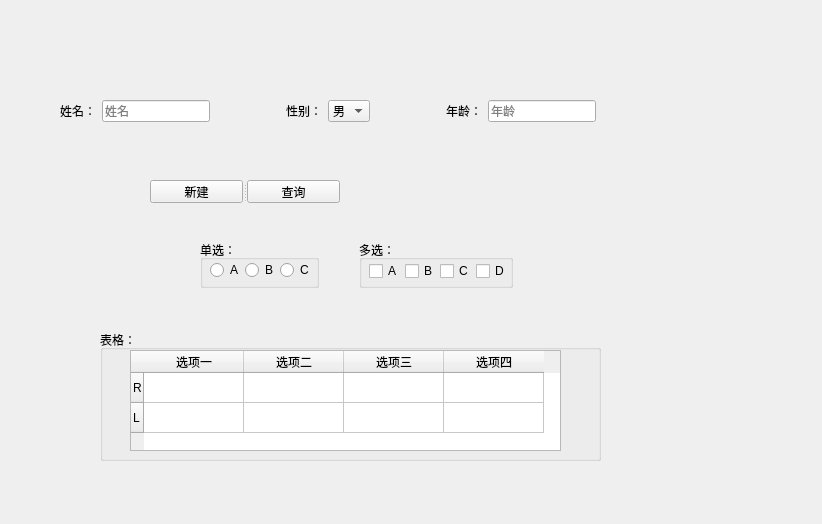
Qt form temp/配附/InputEdit.ui (byst4nder/knowledge-structure) before a commit.
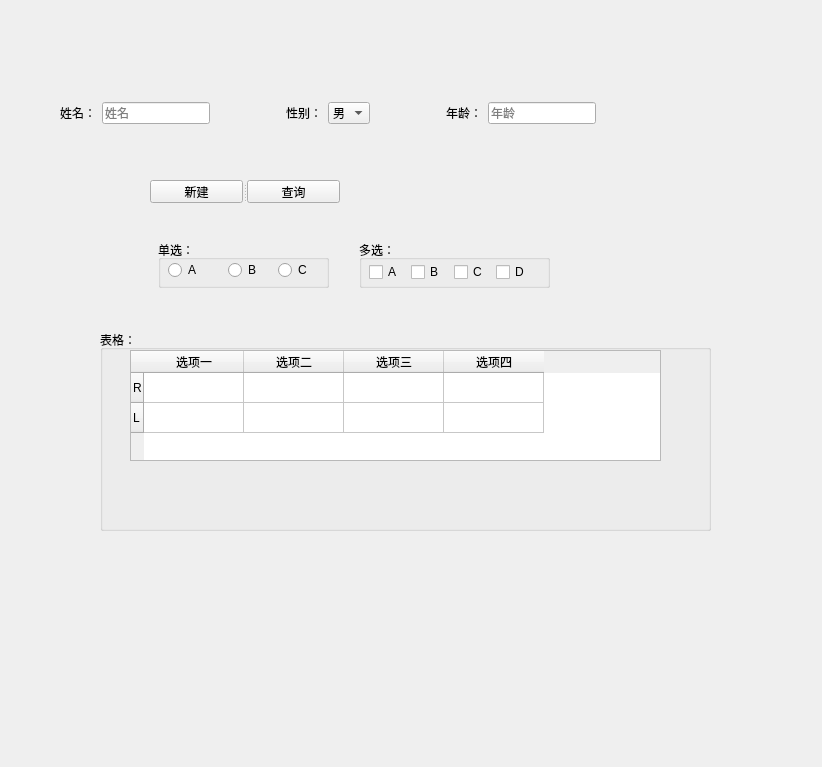
The same form after that commit.

Commit message: 按钮触发式保存

Diff of the .ui file:
```diff
--- a/temp/配附/InputEdit.ui
+++ b/temp/配附/InputEdit.ui
@@ -7,7 +7,7 @@
     <x>0</x>
     <y>0</y>
     <width>822</width>
-    <height>524</height>
+    <height>767</height>
    </rect>
   </property>
   <property name="windowTitle">
@@ -16,9 +16,9 @@
   <widget class="QGroupBox" name="groupBox">
    <property name="geometry">
     <rect>
-     <x>200</x>
+     <x>158</x>
      <y>240</y>
-     <width>119</width>
+     <width>171</width>
      <height>48</height>
     </rect>
    </property>
@@ -30,7 +30,7 @@
      <rect>
       <x>10</x>
       <y>22</y>
-      <width>29</width>
+      <width>41</width>
       <height>16</height>
      </rect>
     </property>
@@ -41,9 +41,9 @@
    <widget class="QRadioButton" name="radioButton_2">
     <property name="geometry">
      <rect>
-      <x>45</x>
+      <x>70</x>
       <y>22</y>
-      <width>29</width>
+      <width>41</width>
       <height>16</height>
      </rect>
     </property>
@@ -54,9 +54,9 @@
    <widget class="QRadioButton" name="radioButton_3">
     <property name="geometry">
      <rect>
-      <x>80</x>
+      <x>120</x>
       <y>22</y>
-      <width>29</width>
+      <width>41</width>
       <height>16</height>
      </rect>
     </property>
@@ -70,7 +70,7 @@
     <rect>
      <x>359</x>
      <y>240</y>
-     <width>154</width>
+     <width>191</width>
      <height>48</height>
     </rect>
    </property>
@@ -82,8 +82,8 @@
      <rect>
       <x>10</x>
       <y>22</y>
-      <width>136</width>
-      <height>18</height>
+      <width>163</width>
+      <height>21</height>
      </rect>
     </property>
     <layout class="QHBoxLayout" name="horizontalLayout">
@@ -123,8 +123,8 @@
     <rect>
      <x>100</x>
      <y>330</y>
-     <width>501</width>
-     <height>131</height>
+     <width>611</width>
+     <height>201</height>
     </rect>
    </property>
    <property name="title">
@@ -135,8 +135,8 @@
      <rect>
       <x>30</x>
       <y>20</y>
-      <width>431</width>
-      <height>101</height>
+      <width>531</width>
+      <height>111</height>
      </rect>
     </property>
     <row>
@@ -177,7 +177,7 @@
      <x>60</x>
      <y>100</y>
      <width>536</width>
-     <height>22</height>
+     <height>26</height>
     </rect>
    </property>
    <layout class="QHBoxLayout" name="horizontalLayout_2">
```
The commit also changes 3 other files.
